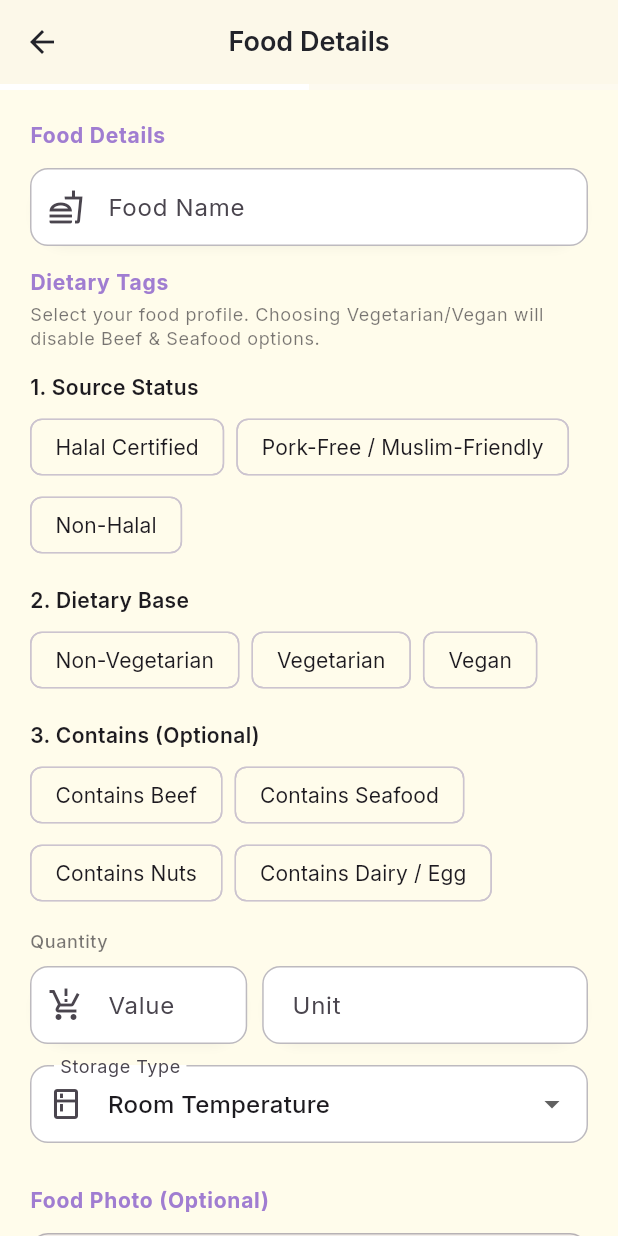
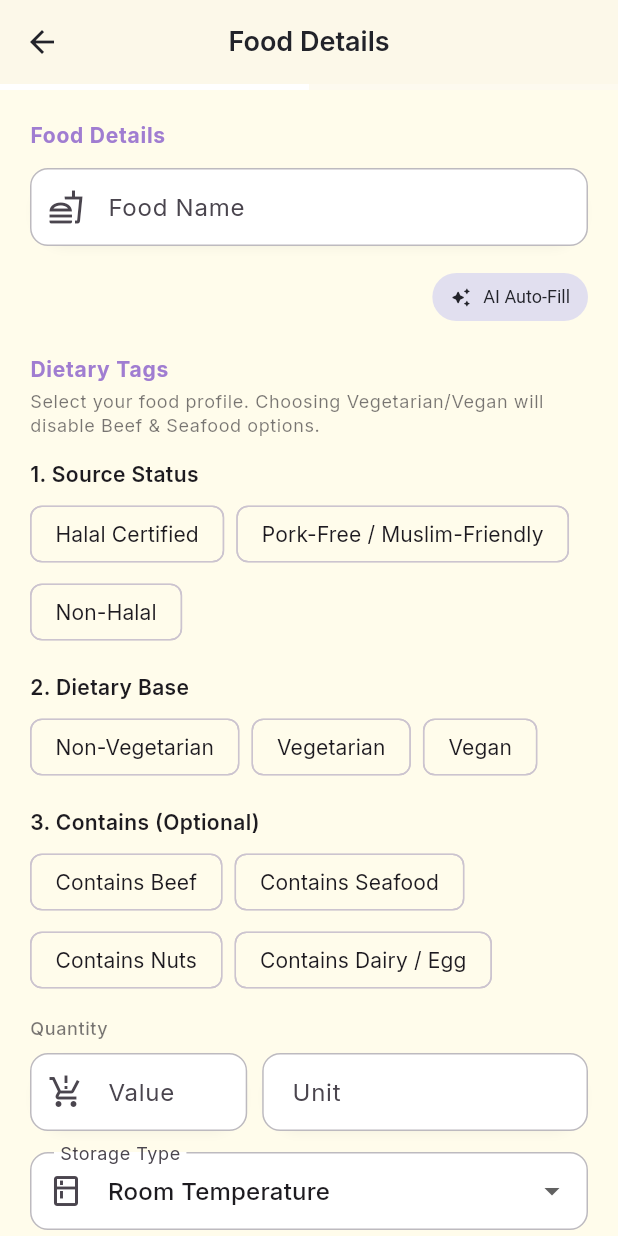
Before and after one commit to merrrrrr/food_donation_app, a Flutter app: the UploadFoodScreen screen opened by its route, on a phone screen of 412 x 824 dp. Run offline on Flutter 3.47's test engine with Material 3 defaults, Android fonts, the phone set to English and light mode, and no system bars; our stand-ins replace cached_network_image, cloud_firestore, equatable, firebase_ai, firebase_auth, firebase_core and 6 more; accounts and stored records are empty.

Commit message:
Implement AI Auto Fill

```diff
--- a/lib/screens/donor/upload_food_screen.dart
+++ b/lib/screens/donor/upload_food_screen.dart
@@ -7,6 +7,7 @@ import 'package:image_picker/image_picker.dart';
 
 import 'package:food_donation_app/app_router.dart';
 import 'package:food_donation_app/models/donation_model.dart';
+import 'package:food_donation_app/services/ai_autofill_service.dart';
 import 'package:food_donation_app/theme/app_theme.dart';
 import 'package:food_donation_app/widgets/custom_text_field.dart';
 import 'package:food_donation_app/widgets/dietary_selection_widget.dart';
@@ -61,13 +62,64 @@ class _UploadFoodScreenState extends State<UploadFoodScreen> {
   List<String> _contains = [];
   StorageType _storageType = StorageType.roomTemperature;
   XFile? _pickedImage;
-
+  // ── AI Auto-Fill state ───────────────────────────────────────
+  bool _isAutoFilling = false;
+  bool _wasAutoFilled = false;
+  // Incrementing this key forces ThreeTierDietaryWidget to rebuild with
+  // new initial values after an AI auto-fill.
+  int _dietaryWidgetKey = 0;
   @override
   void dispose() {
     _foodNameCtrl.dispose();
     _quantityNumberCtrl.dispose();
     _quantityUnitCtrl.dispose();
     super.dispose();
+  }
+
+  // ── AI Auto-Fill ───────────────────────────────────────────────
+  Future<void> _autoFill() async {
+    final foodName = _foodNameCtrl.text.trim();
+    if (foodName.isEmpty) {
+      ScaffoldMessenger.of(context).showSnackBar(
+        const SnackBar(
+          content: Text('Enter a food name first.'),
+          duration: Duration(seconds: 2),
+        ),
+      );
+      return;
+    }
+
+    setState(() {
+      _isAutoFilling = true;
+      _wasAutoFilled = false;
+    });
+
+    try {
+      final result = await AiAutofillService().suggestFromFoodName(foodName);
+
+      if (!mounted) return;
+      setState(() {
+        _sourceStatus = result.sourceStatus;
+        _dietaryBase = result.dietaryBase;
+        _contains = result.contains;
+        _storageType = result.storageType;
+        if (_quantityUnitCtrl.text.trim().isEmpty) {
+          _quantityUnitCtrl.text = result.qtyUnit;
+        }
+        _dietaryWidgetKey++; // force ThreeTierDietaryWidget to rebuild
+        _wasAutoFilled = true;
+        _isAutoFilling = false;
+      });
+    } catch (e) {
+      if (!mounted) return;
+      setState(() => _isAutoFilling = false);
+      ScaffoldMessenger.of(context).showSnackBar(
+        SnackBar(
+          content: Text('Auto-fill failed: ${e.toString().split('\n').first}'),
+          duration: const Duration(seconds: 3),
+        ),
+      );
+    }
   }
 
   // ── Image picker ───────────────────────────────────────────────────────────
@@ -166,10 +218,85 @@ class _UploadFoodScreenState extends State<UploadFoodScreen> {
                     ? 'Food name is required.'
                     : null,
               ),
+              const Gap(10),
+
+              // ── AI Auto-Fill button ──────────────────────────────────────
+              Align(
+                alignment: Alignment.centerRight,
+                child: _isAutoFilling
+                    ? const SizedBox(
+                        height: 32,
+                        child: Row(
+                          mainAxisSize: MainAxisSize.min,
+                          children: [
+                            SizedBox(
+                              width: 14,
+                              height: 14,
+                              child: CircularProgressIndicator(strokeWidth: 2),
+                            ),
+                            Gap(8),
+                            Text(
+                              'Auto-filling…',
+                              style: TextStyle(fontSize: 12),
+                            ),
+                          ],
+                        ),
+                      )
+                    : FilledButton.tonalIcon(
+                        style: FilledButton.styleFrom(
+                          minimumSize: const Size(0, 32),
+                          padding: const EdgeInsets.symmetric(
+                            horizontal: 12,
+                            vertical: 6,
+                          ),
+                          textStyle: const TextStyle(fontSize: 12),
+                        ),
+                        onPressed: _autoFill,
+                        icon: const Icon(Icons.auto_awesome_rounded, size: 14),
+                        label: const Text('AI Auto-Fill'),
+                      ),
+              ),
               const Gap(14),
 
-              // ── Dietary Tags ──────────────────────────────────────────────
-              _SectionHeader(title: 'Dietary Tags'),
+              // ── Dietary Tags ────────────────────────────────────────────
+              Row(
+                children: [
+                  const Expanded(child: _SectionHeader(title: 'Dietary Tags')),
+                  if (_wasAutoFilled)
+                    Container(
+                      padding: const EdgeInsets.symmetric(
+                        horizontal: 8,
+                        vertical: 3,
+                      ),
+                      decoration: BoxDecoration(
+                        color: Colors.green.withValues(alpha: 0.12),
+                        borderRadius: BorderRadius.circular(20),
+                        border: Border.all(
+                          color: Colors.green.withValues(alpha: 0.4),
+                        ),
+                      ),
+                      child: const Row(
+                        mainAxisSize: MainAxisSize.min,
+                        children: [
+                          Icon(
+                            Icons.auto_awesome_rounded,
+                            size: 11,
+                            color: Colors.green,
+                          ),
+                          Gap(4),
+                          Text(
+                            'AI filled',
+                            style: TextStyle(
+                              fontSize: 11,
+                              color: Colors.green,
+                              fontWeight: FontWeight.w600,
+                            ),
+                          ),
+                        ],
+                      ),
+                    ),
+                ],
+              ),
               const Gap(4),
               Text(
                 'Select your food profile. Choosing Vegetarian/Vegan will '
@@ -180,6 +307,7 @@ class _UploadFoodScreenState extends State<UploadFoodScreen> {
               ),
               const Gap(14),
               ThreeTierDietaryWidget(
+                key: ValueKey(_dietaryWidgetKey),
                 initialSourceStatus: _sourceStatus,
                 initialDietaryBase: _dietaryBase,
                 initialContains: _contains,
--- /dev/null
+++ b/lib/services/ai_autofill_service.dart
@@ -0,0 +1,129 @@
+import 'dart:convert';
+
+import 'package:firebase_ai/firebase_ai.dart';
+import 'package:flutter/foundation.dart';
+
+import 'package:food_donation_app/models/donation_model.dart';
+
+// ─────────────────────────────────────────────────────────────────────────────
+//  AiAutofillResult
+//  Structured result returned by [AiAutofillService.suggestFromFoodName].
+// ─────────────────────────────────────────────────────────────────────────────
+class AiAutofillResult {
+  /// One of [DietarySourceStatus] constants.
+  final String sourceStatus;
+
+  /// One of [DietaryBase] constants.
+  final String dietaryBase;
+
+  /// Subset of [DietaryContains] constants.
+  final List<String> contains;
+
+  /// Suggested [StorageType].
+  final StorageType storageType;
+
+  /// Suggested quantity unit, e.g. "pax", "kg", "packets".
+  final String qtyUnit;
+
+  const AiAutofillResult({
+    required this.sourceStatus,
+    required this.dietaryBase,
+    required this.contains,
+    required this.storageType,
+    required this.qtyUnit,
+  });
+}
+
+// ─────────────────────────────────────────────────────────────────────────────
+//  AiAutofillService
+//  Sends a food name to Gemini via Firebase AI Logic and returns suggested
+//  dietary tags, storage type, and quantity unit.
+//  No API key needed — auth is handled by Firebase.
+// ─────────────────────────────────────────────────────────────────────────────
+class AiAutofillService {
+  // Valid constant sets used in the prompt so Gemini never invents new values.
+  static const _validSource = [
+    'Halal Certified',
+    'Pork-Free / Muslim-Friendly',
+    'Non-Halal',
+  ];
+  static const _validBase = ['Non-Vegetarian', 'Vegetarian', 'Vegan'];
+  static const _validContains = [
+    'Contains Beef',
+    'Contains Seafood',
+    'Contains Nuts',
+    'Contains Dairy / Egg',
+  ];
+  static const _validStorage = ['roomTemperature', 'refrigerated', 'frozen'];
+
+  Future<AiAutofillResult> suggestFromFoodName(String foodName) async {
+    final model = FirebaseAI.googleAI().generativeModel(
+      model: 'gemini-2.5-flash',
+      generationConfig: GenerationConfig(
+        temperature: 0.0, // deterministic classification
+        maxOutputTokens: 1024,
+        responseMimeType: 'application/json',
+      ),
+    );
+
+    final prompt = '''
+You are a food classification assistant for a Malaysian food donation platform.
+
+Given the food name "$foodName", return a single compact JSON object with these fields:
+- "sourceStatus": one of ${jsonEncode(_validSource)}
+- "dietaryBase": one of ${jsonEncode(_validBase)}
+- "contains": array, subset of ${jsonEncode(_validContains)}, only include if relevant, can be empty []
+- "storageType": one of ${jsonEncode(_validStorage)}
+- "qtyUnit": best unit string for this food (e.g. "pax", "kg", "packets", "boxes", "portions", "bottles")
+
+Rules:
+- Halal Certified if the food is typically made halal (e.g. chicken rice, nasi lemak, biryani)
+- Non-Halal if it clearly contains pork (e.g. bak kut teh, char siu, wantan mee)
+- Pork-Free / Muslim-Friendly if uncertain but typically pork-free
+- Use "refrigerated" for cooked food, dairy, or food that spoils quickly
+- Use "frozen" for ice cream or frozen meals only
+- Use "roomTemperature" for dry goods, bread, packaged snacks, fruits
+- Vegetarian / Vegan only if no meat or animal products
+- Return ONLY the JSON object, no explanation.
+''';
+
+    debugPrint('[AiAutofill] Requesting suggestions for: "$foodName"');
+
+    final response = await model.generateContent([Content.text(prompt)]);
+    final text = (response.text ?? '').trim();
+
+    debugPrint('[AiAutofill] Response: $text');
+
+    final map = jsonDecode(text) as Map<String, dynamic>;
+
+    // ── Validate & sanitise each field ────────────────────────────────────
+    final sourceStatus = _validSource.contains(map['sourceStatus'])
+        ? map['sourceStatus'] as String
+        : DietarySourceStatus.porkFree;
+
+    final dietaryBase = _validBase.contains(map['dietaryBase'])
+        ? map['dietaryBase'] as String
+        : DietaryBase.nonVeg;
+
+    final rawContains = (map['contains'] as List<dynamic>? ?? [])
+        .map((e) => e.toString())
+        .where(_validContains.contains)
+        .toList();
+
+    final storageKey = map['storageType'] as String? ?? 'roomTemperature';
+    final storageType = StorageType.values.firstWhere(
+      (s) => s.name == storageKey,
+      orElse: () => StorageType.roomTemperature,
+    );
+
+    final qtyUnit = (map['qtyUnit'] as String? ?? 'pax').trim();
+
+    return AiAutofillResult(
+      sourceStatus: sourceStatus,
+      dietaryBase: dietaryBase,
+      contains: rawContains,
+      storageType: storageType,
+      qtyUnit: qtyUnit,
+    );
+  }
+}
```
Also changed, not shown: 1 other file.
